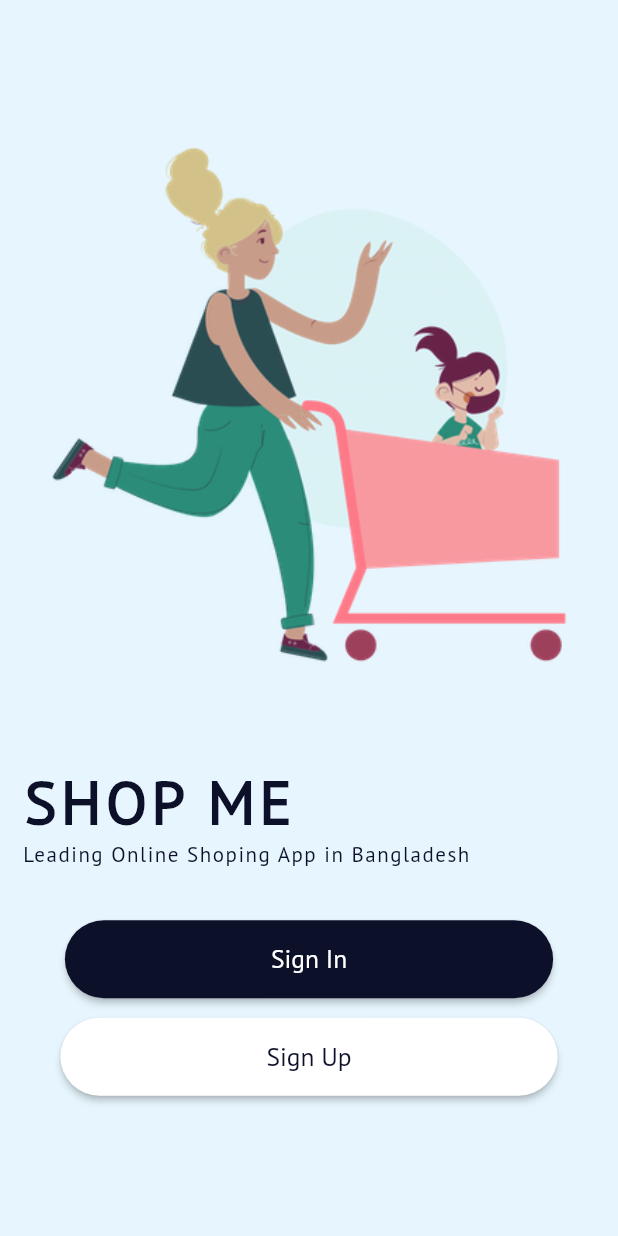
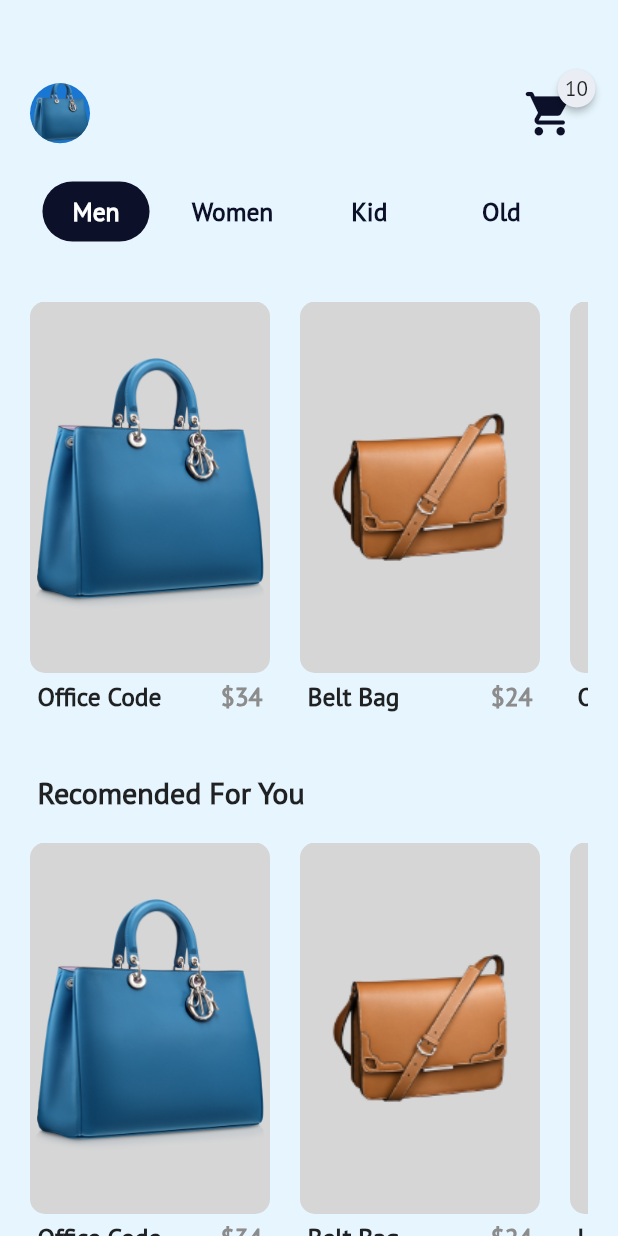
Before and after one commit to MostofaMohiuddin/shop-drop, a Flutter app: the screen it shows after launch, on a phone screen of 412 x 824 dp. Run offline on Flutter 3.47's test engine with Material 2 defaults, Android fonts, the light colour scheme and no system bars; drawn by our look-alikes of badges; our stand-ins replace firebase_auth, firebase_core; accounts and stored records are empty; Roboto replaces fonts that are missing (PT sans).

Commit message:
:sparkles: Products Screen Added

```diff
--- a/lib/models/Product.dart
+++ b/lib/models/Product.dart
@@ -22,7 +22,7 @@ List<Product> products = [
   Product(
     id: 1,
     title: "Office Code",
-    price: 234,
+    price: 34,
     size: 12,
     description: dummyText,
     image: "assets/images/bag_1.png",
@@ -32,12 +32,12 @@ List<Product> products = [
   Product(
     id: 2,
     title: "Belt Bag",
-    price: 234,
+    price: 24,
     size: 8,
     description: dummyText,
     image: "assets/images/bag_2.png",
     color: Color(0xFFD3A984),
-    category: categories[1],
+    category: categories[0],
   ),
   Product(
     id: 3,
@@ -47,22 +47,22 @@ List<Product> products = [
     description: dummyText,
     image: "assets/images/bag_3.png",
     color: Color(0xFF989493),
-    category: categories[1],
+    category: categories[3],
   ),
   Product(
     id: 4,
     title: "Old Fashion",
-    price: 234,
+    price: 23,
     size: 11,
     description: dummyText,
     image: "assets/images/bag_4.png",
     color: Color(0xFFE6B398),
-    category: categories[1],
+    category: categories[0],
   ),
   Product(
     id: 5,
     title: "Office Code",
-    price: 234,
+    price: 54,
     size: 12,
     description: dummyText,
     image: "assets/images/bag_5.png",
@@ -72,12 +72,12 @@ List<Product> products = [
   Product(
     id: 6,
     title: "Office Code",
-    price: 234,
+    price: 23,
     size: 12,
     description: dummyText,
     image: "assets/images/bag_6.png",
     color: Color(0xFFAEAEAE),
-    category: categories[1],
+    category: categories[2],
   ),
 ];
 
--- a/lib/screens/home.dart
+++ b/lib/screens/home.dart
@@ -1,4 +1,5 @@
 import 'package:e_commerce/screens/auth/authHome.dart';
+import 'package:e_commerce/screens/shop/shopHome.dart';
 import 'package:flutter/material.dart';
 
 class MyHomePage extends StatefulWidget {
@@ -15,7 +16,7 @@ class _MyHomePageState extends State<MyHomePage> {
   Widget build(BuildContext context) {
     return Scaffold(
       backgroundColor: Color(0xFFe7f6fe),
-      body: AuthHome(),
+      body: ShopHome(),
     );
   }
 }
--- /dev/null
+++ b/lib/screens/shop/shopHome.dart
@@ -0,0 +1,197 @@
+import 'package:badges/badges.dart';
+import 'package:e_commerce/models/Category.dart';
+import 'package:e_commerce/models/Product.dart';
+import 'package:flutter/cupertino.dart';
+import 'package:flutter/material.dart';
+
+class ShopHome extends StatefulWidget {
+  @override
+  _ShopHomeState createState() => _ShopHomeState();
+}
+
+class _ShopHomeState extends State<ShopHome> {
+  int _selectedId = categories[0].id;
+  @override
+  Widget build(BuildContext context) {
+    return Scaffold(
+      backgroundColor: Color(0xFFe7f6fe),
+      body: SingleChildScrollView(
+        child: Container(
+          margin: EdgeInsets.only(
+            left: 20,
+            right: 20,
+          ),
+          child: Column(
+            crossAxisAlignment: CrossAxisAlignment.start,
+            children: [
+              Container(
+                margin: EdgeInsets.only(
+                  top: 50,
+                ),
+                child: Row(
+                  mainAxisAlignment: MainAxisAlignment.spaceBetween,
+                  children: [
+                    CircleAvatar(
+                      backgroundImage: AssetImage(
+                        'assets/images/bag_1.png',
+                      ),
+                    ),
+                    Badge(
+                      position: BadgePosition.topEnd(top: -5, end: -5),
+                      badgeContent: Text("10"),
+                      badgeColor: Color(0xFFEAEDF4),
+                      child: IconButton(
+                        icon: Icon(Icons.shopping_cart_rounded),
+                        color: Color(0xFF0C1029),
+                        iconSize: 35,
+                        // tooltip: 'Increase volume by 10',
+                        onPressed: () {},
+                      ),
+                    ),
+                  ],
+                ),
+              ),
+              Container(
+                margin: EdgeInsets.symmetric(vertical: 20.0),
+                height: 40.0,
+                child: ListView(
+                  scrollDirection: Axis.horizontal,
+                  children: categories.map((element) {
+                    return buildCategoryItem(element);
+                  }).toList(),
+                ),
+              ),
+              Container(
+                margin: EdgeInsets.symmetric(vertical: 20.0),
+                height: MediaQuery.of(context).size.height / 3,
+                child: ListView(
+                  scrollDirection: Axis.horizontal,
+                  children: products.map((e) {
+                    if (e.category.id == _selectedId)
+                      return buildProductItem(context, e);
+                    else
+                      return SizedBox();
+                  }).toList(),
+                ),
+              ),
+              SizedBox(
+                height: 20,
+              ),
+              Container(
+                padding: EdgeInsets.only(left: 5),
+                child: Text(
+                  'Recomended For You',
+                  style: TextStyle(
+                    fontSize: 20,
+                    fontWeight: FontWeight.bold,
+                  ),
+                ),
+              ),
+              Container(
+                margin: EdgeInsets.symmetric(vertical: 20.0),
+                height: MediaQuery.of(context).size.height / 3,
+                child: ListView(
+                  scrollDirection: Axis.horizontal,
+                  children: products.map((e) {
+                    return buildProductItem(context, e);
+                  }).toList(),
+                ),
+              ),
+            ],
+          ),
+        ),
+      ),
+    );
+  }
+
+  Column buildProductItem(BuildContext context, item) {
+    return Column(
+      mainAxisAlignment: MainAxisAlignment.spaceBetween,
+      crossAxisAlignment: CrossAxisAlignment.start,
+      children: [
+        Expanded(
+          child: Container(
+            decoration: BoxDecoration(
+              borderRadius: BorderRadius.circular(10),
+              color: Color(0xFFD6D6D6),
+            ),
+            margin: EdgeInsets.only(right: 20),
+            width: 160.0,
+            child: Image.asset(item.image),
+          ),
+        ),
+        Container(
+          margin: EdgeInsets.only(top: 5),
+          child: Row(
+            mainAxisAlignment: MainAxisAlignment.spaceAround,
+            children: <Widget>[
+              Container(
+                padding: EdgeInsets.only(left: 5),
+                child: Text(
+                  item.title,
+                  style: TextStyle(
+                    fontSize: 17,
+                    fontWeight: FontWeight.bold,
+                  ),
+                ),
+                width: 100,
+              ),
+              Container(
+                padding: EdgeInsets.only(right: 5),
+                child: Text(
+                  "\$" + item.price.toString(),
+                  style: TextStyle(
+                      fontSize: 17,
+                      fontWeight: FontWeight.bold,
+                      color: Color(0xFF8C8C8C)),
+                  textAlign: TextAlign.end,
+                ),
+                width: 60,
+              ),
+            ],
+          ),
+        )
+      ],
+    );
+  }
+
+  FlatButton buildCategoryItem(item) {
+    return FlatButton(
+      padding: EdgeInsets.all(0),
+      onPressed: () {
+        print(item.id);
+        setState(() {
+          _selectedId = item.id;
+        });
+      },
+      child: Container(
+        decoration: BoxDecoration(
+          borderRadius: BorderRadius.circular(50),
+          color: this._selectedId == item.id
+              ? Color(0xFF0C1029)
+              : Colors.transparent,
+        ),
+        padding: EdgeInsets.symmetric(horizontal: 20),
+        margin: EdgeInsets.only(right: 0),
+        child: Center(
+          child: Text(
+            item.title,
+            style: TextStyle(
+              fontWeight: FontWeight.bold,
+              fontSize: 17,
+              color: this._selectedId == item.id
+                  ? Colors.white
+                  : Color(0xFF0C1029),
+            ),
+          ),
+        ),
+      ),
+    );
+  }
+}
+
+//  buildCategoryItem("Bags"),
+//                   buildCategoryItem("Coats"),
+//                   buildCategoryItem("Jersey"),
+//                   buildCategoryItem("Pant"),
+//                   buildCategoryItem("T-shirt"),
--- a/pubspec.yaml
+++ b/pubspec.yaml
@@ -21,6 +21,7 @@ environment:
   sdk: ">=2.7.0 <3.0.0"
 
 dependencies:
+  badges: ^1.1.6
   firebase_core: ^0.7.0
   firebase_auth: ^0.20.1
   flutter_svg: ^0.15.0
```
Also changed, not shown: pubspec.lock.
